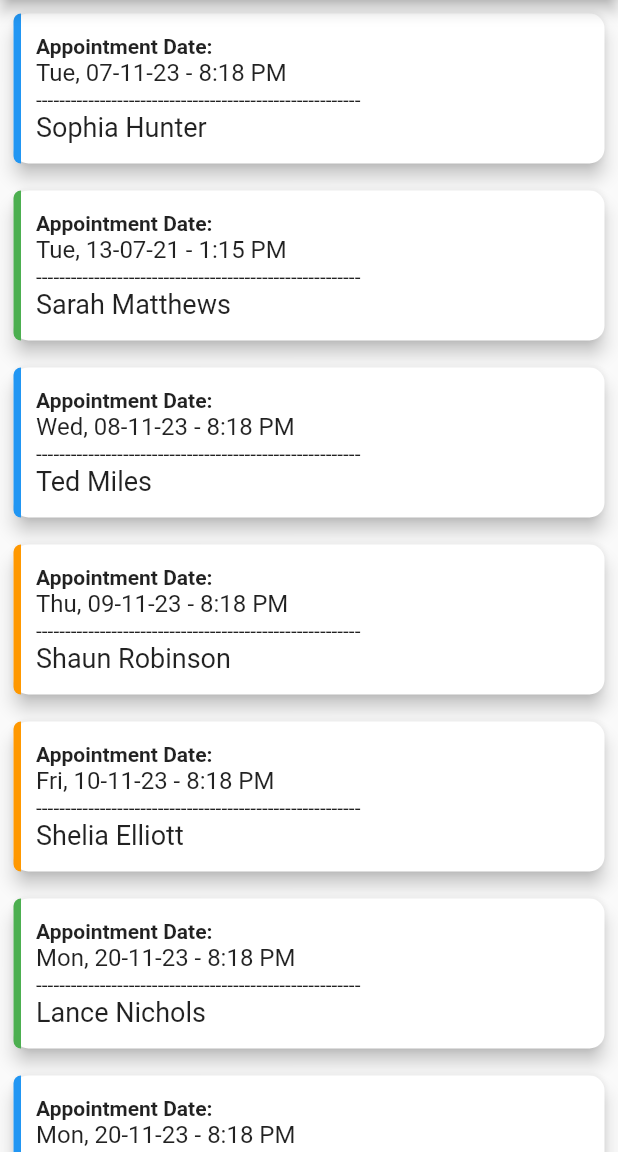
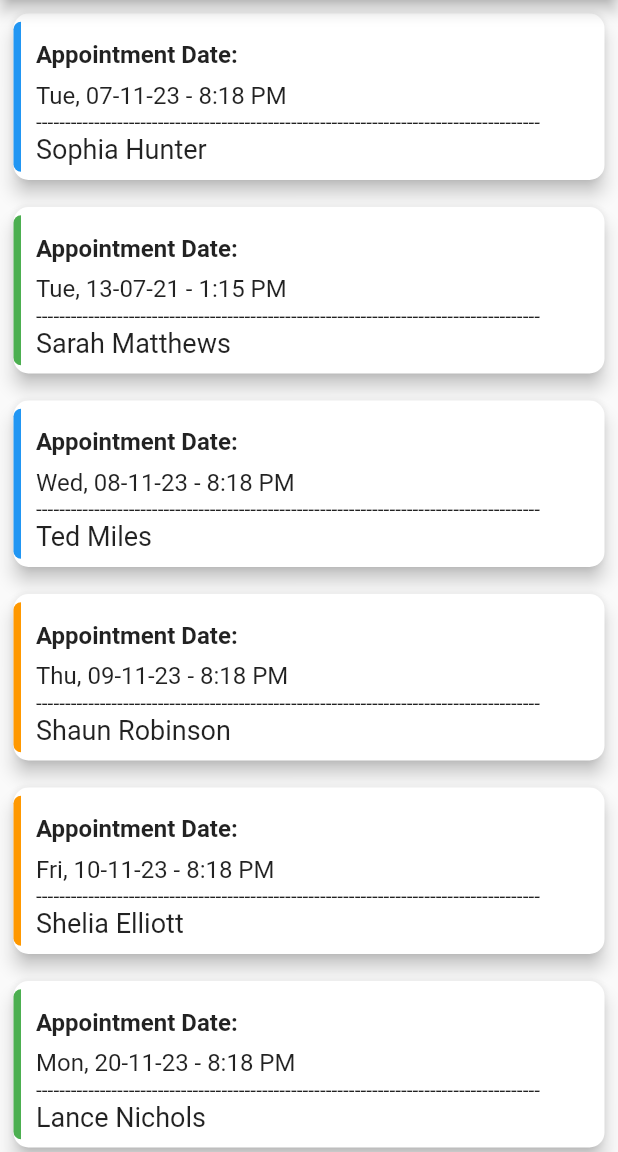
Before and after one commit to kodeinnovate/kode_rx, a Flutter app: the HomeScreen screen opened by its route, after a tap on "Appointments", on a phone screen of 412 x 824 dp, the part 84-1236 px from its top. Run offline on Flutter 3.47's test engine with Material 2 defaults, Android fonts, the phone set to English and light mode, and no system bars.

Commit message:
modified:   lib/select_medicenes.dart modified:   lib/square.dart modified:   pubspec.lock

```diff
--- a/lib/select_medicenes.dart
+++ b/lib/select_medicenes.dart
@@ -1,4 +1,5 @@
 import 'package:flutter/material.dart';
+import 'package:kode_rx/device_helper.dart';
 
 
 class MedicationReminderApp extends StatelessWidget {
@@ -34,9 +35,7 @@ class _MedicationListScreenState extends State<MedicationListScreen> {
   @override
   Widget build(BuildContext context) {
     return Scaffold(
-      appBar: AppBar(
-        title: Text('Medicine List'),
-      ),
+      appBar: DeviceHelper.deviceAppBar(),
       body: Column(
         children: [
           SearchField(
--- a/lib/square.dart
+++ b/lib/square.dart
@@ -63,14 +63,17 @@ class MySquare extends StatelessWidget {
                   Column(
                     crossAxisAlignment: CrossAxisAlignment.start,
                     children: [
-                      const Text(
+                      Padding(
+                        padding: const EdgeInsets.symmetric(vertical: 8.0),
+                        child: const Text(
                           'Appointment Date:',
                           style: TextStyle(
                             fontSize:
                                 DeviceHelper.getDeviceType == DeviceType.tablet
                                     ? 20
-                                  : 14,
+                                    : 16,
                             fontWeight: FontWeight.bold,
+                          ),
                         ),
                       ),
                       Text(
@@ -91,7 +94,7 @@ class MySquare extends StatelessWidget {
                   // ),
 
                  Text(
-                    '--------------------------------------------------------', style: TextStyle(color: AppColors.customDividerColor)// Use the desired gray color.
+                    '---------------------------------------------------------------------------------------', style: TextStyle(color: AppColors.customDividerColor)// Use the desired gray color.
                   ),
                   SizedBox(
                     child: Text(
```
Also changed, not shown: pubspec.lock. Lines whose indentation alone changed are shown as unchanged.
